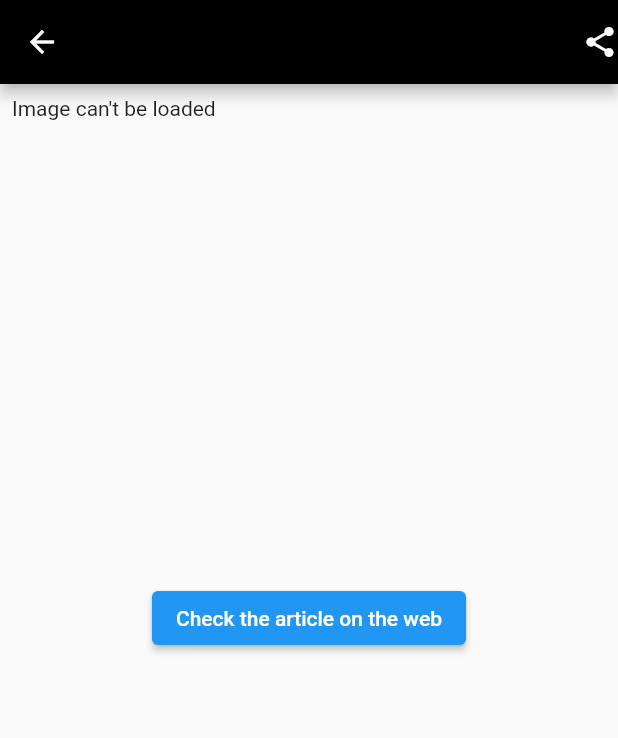
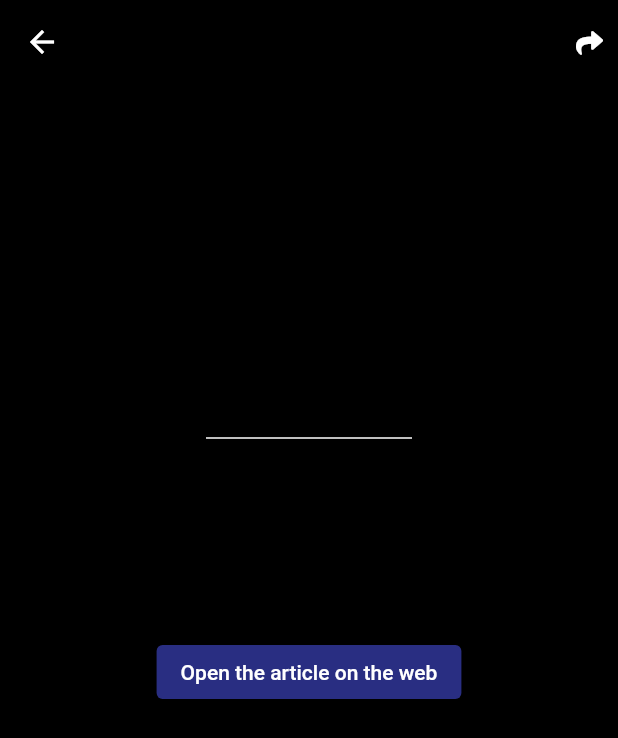
Before and after one commit to elios-cama/appsolute_news_app, a Flutter app: the DetailNews screen opened directly with empty values, on a phone screen of 412 x 824 dp. Shown: the top 738 px of the screen. Run offline on Flutter 3.47's test engine with Material 2 defaults, Android fonts, the phone set to English and light mode, and no system bars; our stand-ins replace font_awesome_flutter, share_plus, shared_preferences; accounts and stored records are empty; network calls fail.

Commit message:
updated the ui

```diff
--- a/lib/screens/detail_screen.dart
+++ b/lib/screens/detail_screen.dart
@@ -2,6 +2,7 @@
 
 import 'package:appsolute_news_app/models/article.dart';
 import 'package:flutter/material.dart';
+import 'package:font_awesome_flutter/font_awesome_flutter.dart';
 import 'package:share_plus/share_plus.dart';
 import 'package:shared_preferences/shared_preferences.dart';
 import 'package:url_launcher/url_launcher.dart';
@@ -21,7 +22,6 @@ class _DetailNewsState extends State<DetailNews> {
   }
   @override
   void initState() {
-    // TODO: implement initState
     super.initState();
     initializePreference().whenComplete((){
        setState(() {});
@@ -50,31 +50,41 @@ class _DetailNewsState extends State<DetailNews> {
             onTap: (){
               Share.share(widget.article.url);
             },
+              child: Padding(
+                padding: const EdgeInsets.symmetric(horizontal: 10),
                 child: Icon(
-            Icons.share,
+            FontAwesomeIcons.share,
+            size: 18,
             color: Colors.white,
+          ),
               ))
         ],
       ),
       body: Container(
+        color: Colors.black,
         child: Padding(
-          padding: const EdgeInsets.all(8.0),
-          child: SingleChildScrollView(
+          padding: const EdgeInsets.all(20.0),
           child: Column(
             mainAxisAlignment: MainAxisAlignment.start,
             crossAxisAlignment: CrossAxisAlignment.center,
             children: [
               Container(
+
+
                   height: size.height / 4,
                   width: double.infinity,
                   child: widget.article.imageUrl != ""
-                        ? Image.network(
+                      ? ClipRRect(
+                        borderRadius: BorderRadius.circular(13),
+                        child: Image.network(
                             widget.article.imageUrl,
-                            fit: BoxFit.cover,
+                            fit: BoxFit.fill,
+                          ),
                       )
                       : Text("Image can't be loaded")),
               SizedBox(
-                  height: 8.0,
+                height: 20.0,
+                child: Center(child: Container(height: 1 ,width: size.width / 3 ,color: Colors.white,)),
               ),
               Container(
 
@@ -83,11 +93,12 @@ class _DetailNewsState extends State<DetailNews> {
                   widget.article.description,
                   style: TextStyle(
                     fontSize: 15,
+                    color: Colors.white
                   ),
                 ),
               ),
               SizedBox(
-                  height: 8.0,
+                height: 20.0,
               ),
               Container(
                 width: double.infinity,
@@ -96,6 +107,7 @@ class _DetailNewsState extends State<DetailNews> {
                   style: TextStyle(
                     fontWeight: FontWeight.bold,
                     fontSize: 16.0,
+                    color: Colors.white
                   ),
                 ),
               ),
@@ -105,17 +117,19 @@ class _DetailNewsState extends State<DetailNews> {
               Padding(
                 padding: EdgeInsets.symmetric(horizontal: 20, vertical: 50),
                 child: ElevatedButton(
+                  style: ElevatedButton.styleFrom(
+                    primary: Color(0xFF292E82)
+                  ),
                   onPressed: (){
                     _launchURL();
                   },
-                    child: Text("Check the article on the web")
+                  child: Text("Open the article on the web")
                   ),
                 )
             ],
           ),
         ),
       ),
-      ),
     );
   }
 }
--- a/pubspec.yaml
+++ b/pubspec.yaml
@@ -40,6 +40,7 @@ dependencies:
   shared_preferences: ^2.0.13
   provider: ^6.0.2
   sqflite: ^2.0.2
+  font_awesome_flutter: ^9.2.0
 
 
 dev_dependencies:
```
Also changed, not shown: lib/components/articleTile.dart (+53 -10 lines), lib/components/savedArticleTile.dart (+9 -4 lines), lib/screens/Saved_screen.dart (+10 -8 lines), lib/screens/homepage.dart (+10 -7 lines), pubspec.lock. Lines whose indentation alone changed are shown as unchanged.
